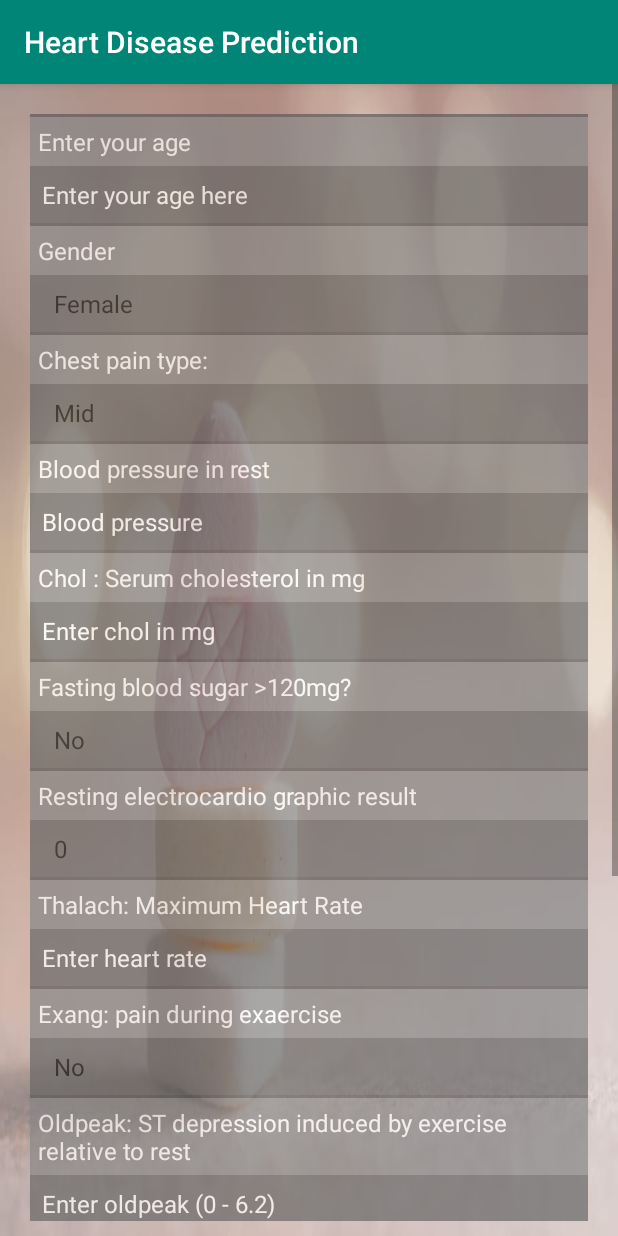
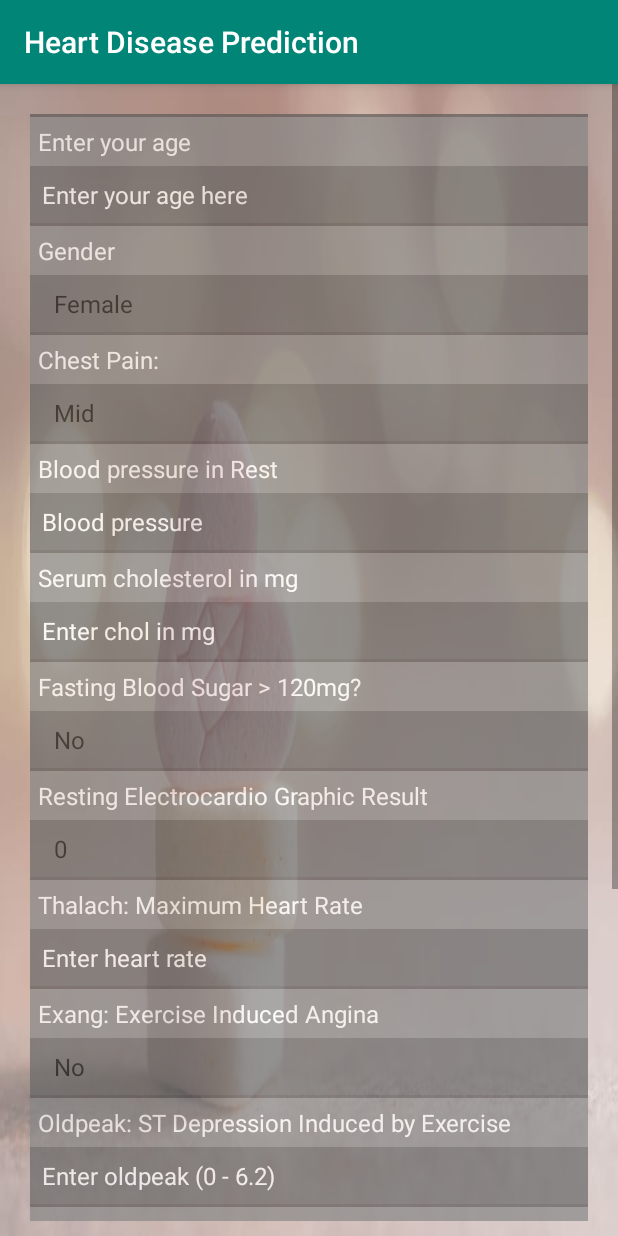
Before and after one commit to FarhadHossainSobuj/Heart_Disease_Prediction, an Android app: the MainActivity screen opened directly, with no data from a screen before it, on a phone screen of 412 x 824 dp. Run offline under Robolectric (Android 15) with nearby library versions, the phone set to English and light mode, and no system bars; libraries missing offline, so code that uses them is left out: org.tensorflow.lite; 1 statement that could not run was skipped.

```diff
--- a/app/src/main/java/com/example/tensortest/MainActivity.java
+++ b/app/src/main/java/com/example/tensortest/MainActivity.java
@@ -69,13 +69,6 @@ public class MainActivity extends AppCompatActivity implements AdapterView.OnIte
             e.printStackTrace();
         }
 
-//        spChest.setOnItemSelectedListener(this);
-//        spEcg.setOnItemSelectedListener(this);
-//        spCa.setOnItemSelectedListener(this);
-//        spExang.setOnItemSelectedListener(this);
-//        spThal.setOnItemSelectedListener(this);
-//        spSlope.setOnItemSelectedListener(this);
-//        spGender.setOnItemSelectedListener(this);
         getSpinnerValues();
 
         spChest.setOnItemSelectedListener(new AdapterView.OnItemSelectedListener() {
@@ -159,12 +152,12 @@ public class MainActivity extends AppCompatActivity implements AdapterView.OnIte
         spThal.setOnItemSelectedListener(new AdapterView.OnItemSelectedListener() {
             @Override
             public void onItemSelected(AdapterView<?> adapterView, View view, int i, long l) {
-                inputVal[12] = Float.parseFloat(""+i);
+                inputVal[12] = Float.parseFloat(""+(i+1));
             }
 
             @Override
             public void onNothingSelected(AdapterView<?> adapterView) {
-                inputVal[12] = Float.parseFloat(""+0);
+                inputVal[12] = Float.parseFloat(""+1);
             }
         });
         btnInfer.setOnClickListener(new View.OnClickListener() {
@@ -175,13 +168,12 @@ public class MainActivity extends AppCompatActivity implements AdapterView.OnIte
                 inputVal[4] = Float.parseFloat(edtChol.getText().toString());
                 inputVal[7] = Float.parseFloat(edtHeartRate.getText().toString());
                 inputVal[9] = Float.parseFloat(edtOldPeak.getText().toString());
-                Toast.makeText(MainActivity.this, ""+inputVal[0] +
-                        ", "+inputVal[1] + ", " + inputVal[2] +
-                        ", " + inputVal[3], Toast.LENGTH_SHORT).show();
+
                 float prediction = doInference();
                 Intent intent = new Intent(getApplicationContext(), PredictionActivity.class);
                 intent.putExtra("prediction", "" + prediction);
                 startActivity(intent);
+                finish();
             }
         });
 
--- a/app/src/main/java/com/example/tensortest/PredictionActivity.java
+++ b/app/src/main/java/com/example/tensortest/PredictionActivity.java
@@ -22,7 +22,11 @@ public class PredictionActivity extends AppCompatActivity {
 
 
         result = findViewById(R.id.result);
-        result.setText("Prediction is : " + prediction);
+        if(prediction > 0.5){
+            result.setText("You have a risk of heart disease :" + (prediction*100) + "%");
+        } else {
+            result.setText("You are safe from risk of heart disease :" + (prediction*100) + "%");
+        }
 
         btnPredict = findViewById(R.id.btnPredict);
         btnPredict.setOnClickListener(new View.OnClickListener() {
--- a/app/src/main/res/layout/activity_main.xml
+++ b/app/src/main/res/layout/activity_main.xml
@@ -55,7 +55,7 @@
                 android:layout_width="match_parent"
                 android:layout_height="wrap_content"
                 style="@style/myTextViewStyle"
-                android:text="Chest pain type:" />
+                android:text="Chest Pain:" />
 
             <Spinner
                 android:id="@+id/spChestPain"
@@ -69,23 +69,23 @@
                 android:layout_width="match_parent"
                 android:layout_height="wrap_content"
                 style="@style/myTextViewStyle"
-                android:text="Blood pressure in rest" />
+                android:text="Blood pressure in Rest" />
 
             <EditText
                 android:id="@+id/edtBP"
                 android:layout_width="match_parent"
                 android:layout_height="wrap_content"
                 android:ems="10"
+                android:inputType="number"
                 style="@style/edit_text_style"
-                android:hint="Blood pressure"
-                android:inputType="textPersonName" />
+                android:hint="Blood pressure" />
 
             <TextView
                 android:id="@+id/textView7"
                 android:layout_width="match_parent"
                 android:layout_height="wrap_content"
                 style="@style/myTextViewStyle"
-                android:text="Chol : Serum cholesterol in mg" />
+                android:text="Serum cholesterol in mg" />
 
             <EditText
                 android:id="@+id/edtChol"
@@ -94,14 +94,14 @@
                 android:ems="10"
                 style="@style/edit_text_style"
                 android:hint="Enter chol in mg"
-                android:inputType="textPersonName" />
+                android:inputType="number" />
 
             <TextView
                 android:id="@+id/textView4"
                 android:layout_width="match_parent"
                 android:layout_height="wrap_content"
                 style="@style/myTextViewStyle"
-                android:text="Fasting blood sugar >120mg?" />
+                android:text="Fasting Blood Sugar > 120mg?" />
 
             <Spinner
                 android:id="@+id/spFBS"
@@ -114,7 +114,7 @@
                 android:layout_width="match_parent"
                 android:layout_height="wrap_content"
                 style="@style/myTextViewStyle"
-                android:text="Resting electrocardio graphic result" />
+                android:text="Resting Electrocardio Graphic Result" />
 
             <Spinner
                 android:id="@+id/spECGLevel"
@@ -136,14 +136,14 @@
                 android:ems="10"
                 style="@style/edit_text_style"
                 android:hint="Enter heart rate"
-                android:inputType="textPersonName" />
+                android:inputType="number" />
 
             <TextView
                 android:id="@+id/textView9"
                 android:layout_width="match_parent"
                 android:layout_height="wrap_content"
                 style="@style/myTextViewStyle"
-                android:text="Exang: pain during exaercise" />
+                android:text="Exang: Exercise Induced Angina" />
 
             <Spinner
                 android:id="@+id/spExang"
@@ -156,7 +156,7 @@
                 android:layout_width="match_parent"
                 android:layout_height="wrap_content"
                 style="@style/myTextViewStyle"
-                android:text="Oldpeak: ST depression induced by exercise relative to rest" />
+                android:text="Oldpeak: ST Depression Induced by Exercise" />
 
             <EditText
                 android:id="@+id/edtOldPeak"
@@ -165,14 +165,14 @@
                 android:ems="10"
                 style="@style/edit_text_style"
                 android:hint="Enter oldpeak (0 - 6.2)"
-                android:inputType="textPersonName" />
+                android:inputType="numberDecimal" />
 
             <TextView
                 android:id="@+id/textView11"
                 android:layout_width="match_parent"
                 android:layout_height="wrap_content"
                 style="@style/myTextViewStyle"
-                android:text="Slope: the slope of the peak exercise ST segment" />
+                android:text="Slope Of The Peak Exercise ST Segment" />
 
             <Spinner
                 android:id="@+id/spSlope"
@@ -185,7 +185,7 @@
                 android:layout_width="match_parent"
                 android:layout_height="wrap_content"
                 style="@style/myTextViewStyle"
-                android:text="ca: number of major vessels (0-3) colored by flourosopy" />
+                android:text="Number of Major Vessels (0-3) Colored by Flourosopy" />
 
             <Spinner
                 android:id="@+id/spCa"
@@ -198,7 +198,7 @@
                 android:layout_width="match_parent"
                 android:layout_height="wrap_content"
                 style="@style/myTextViewStyle"
-                android:text="Thal: 3 = normal, 6 = fixed defect, 7 = reversable defect" />
+                android:text="Thal Scan Result: 3 = normal, 6 = fixed defect, 7 = reversable defect" />
 
             <Spinner
                 android:id="@+id/spThal"
--- a/app/src/main/res/layout/activity_prediction.xml
+++ b/app/src/main/res/layout/activity_prediction.xml
@@ -34,7 +34,7 @@
         android:layout_marginTop="23dp"
         android:layout_marginEnd="20dp"
         android:background="@color/button_color"
-        android:text="Button"
+        android:text="Predict again"
         app:layout_constraintEnd_toEndOf="parent"
         app:layout_constraintStart_toStartOf="parent"
         app:layout_constraintTop_toBottomOf="@+id/result" />
--- a/app/src/main/res/values/strings.xml
+++ b/app/src/main/res/values/strings.xml
@@ -1,5 +1,5 @@
 <resources>
-    <string name="app_name">TensorTest</string>
+    <string name="app_name">Heart Disease Prediction</string>
     <string name="login">Login</string>
     <string name="sign_up">Sign Up</string>
     <string name="password">Enter your password</string>
```
Also changed, not shown: app/src/main/java/com/example/tensortest/UserLoginActivity.java (+10 -1 lines).
